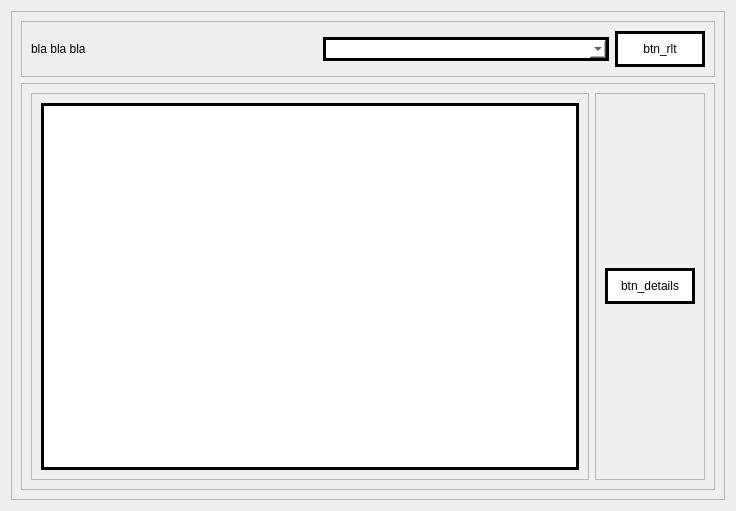
First picture: the form in PATP/asset_ctrl/templates/interfaces/logs_view.ui, repository eduardogm22/controle_patrimonio, before the edit.
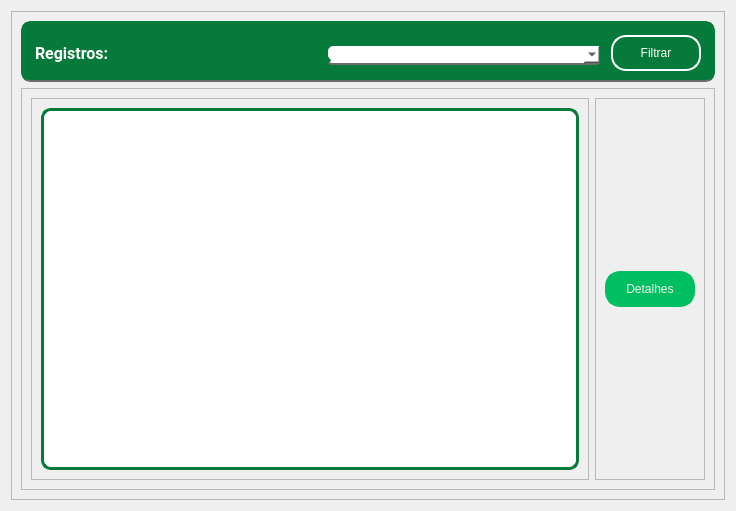
Second picture: the form after the edit.

The edit to the form file:
```diff
--- a/PATP/asset_ctrl/templates/interfaces/logs_view.ui
+++ b/PATP/asset_ctrl/templates/interfaces/logs_view.ui
@@ -25,6 +25,13 @@
      <layout class="QVBoxLayout" name="verticalLayout_2">
       <item>
        <widget class="QFrame" name="frame_3">
+        <property name="styleSheet">
+         <string notr="true">border-radius:
+10px;
+border:5px solid #057A3A;
+background-color: #057A3A;
+border-bottom: 2px solid rgb(108, 108, 108);</string>
+        </property>
         <property name="frameShape">
          <enum>QFrame::StyledPanel</enum>
         </property>
@@ -34,8 +41,20 @@
         <layout class="QHBoxLayout" name="horizontalLayout_2">
          <item>
           <widget class="QLabel" name="label">
+           <property name="font">
+            <font>
+             <family>Roboto</family>
+             <pointsize>12</pointsize>
+             <weight>75</weight>
+             <bold>true</bold>
+            </font>
+           </property>
+           <property name="styleSheet">
+            <string notr="true">border:0;
+color:white;</string>
+           </property>
            <property name="text">
-            <string>bla bla bla</string>
+            <string>Registros:</string>
            </property>
           </widget>
          </item>
@@ -48,8 +67,12 @@
             </size>
            </property>
            <property name="styleSheet">
-            <string notr="true">background-color:white;
-border:3px solid black;</string>
+            <string notr="true">QComboBox{background-color:white;
+border-radius: 10px;}
+
+
+
+ </string>
            </property>
           </widget>
          </item>
@@ -68,11 +91,24 @@
             </size>
            </property>
            <property name="styleSheet">
-            <string notr="true">background-color:white;
-border:3px solid black;</string>
+            <string notr="true">QPushButton { color:rgb(254, 253, 247);
+	border-radius:15px;		
+	border: 2px solid rgb(255, 255, 255);
+
+ }
+
+QPushButton:hover{background-color:rgb(0, 170, 0);color:white}
+
+QPushButton:pressed{
+ padding-left: 5px;
+ padding-top:5px;
+ 
+	background-color: rgb(0, 85, 0);
+ 
+}</string>
            </property>
            <property name="text">
-            <string>btn_rlt</string>
+            <string>Filtrar</string>
            </property>
           </widget>
          </item>
@@ -100,8 +136,11 @@
             <item>
              <widget class="QListView" name="listView">
               <property name="styleSheet">
-               <string notr="true">background-color:white;
-border:3px solid black;</string>
+               <string notr="true">background-color:white;	
+border:3px solid #057A3A;
+border-radius:10px
+
+</string>
               </property>
              </widget>
             </item>
@@ -132,11 +171,25 @@
                </size>
               </property>
               <property name="styleSheet">
-               <string notr="true">background-color:white;
-border:3px solid black;</string>
+               <string notr="true">
+
+QPushButton { color: rgb(243, 239, 238);
+	border-radius:15px;		
+	border: 4px solid #00BF63;
+	background-color:#00BF63;
+ }
+
+QPushButton:hover{background-color:rgb(255, 240, 238);color:#00BF63}
+
+QPushButton:pressed{
+ padding-left: 5px;
+ padding-top:5px;
+	background-color: rgb(227, 227, 227);
+ 
+}</string>
               </property>
               <property name="text">
-               <string>btn_details</string>
+               <string>Detalhes</string>
               </property>
              </widget>
             </item>
```
